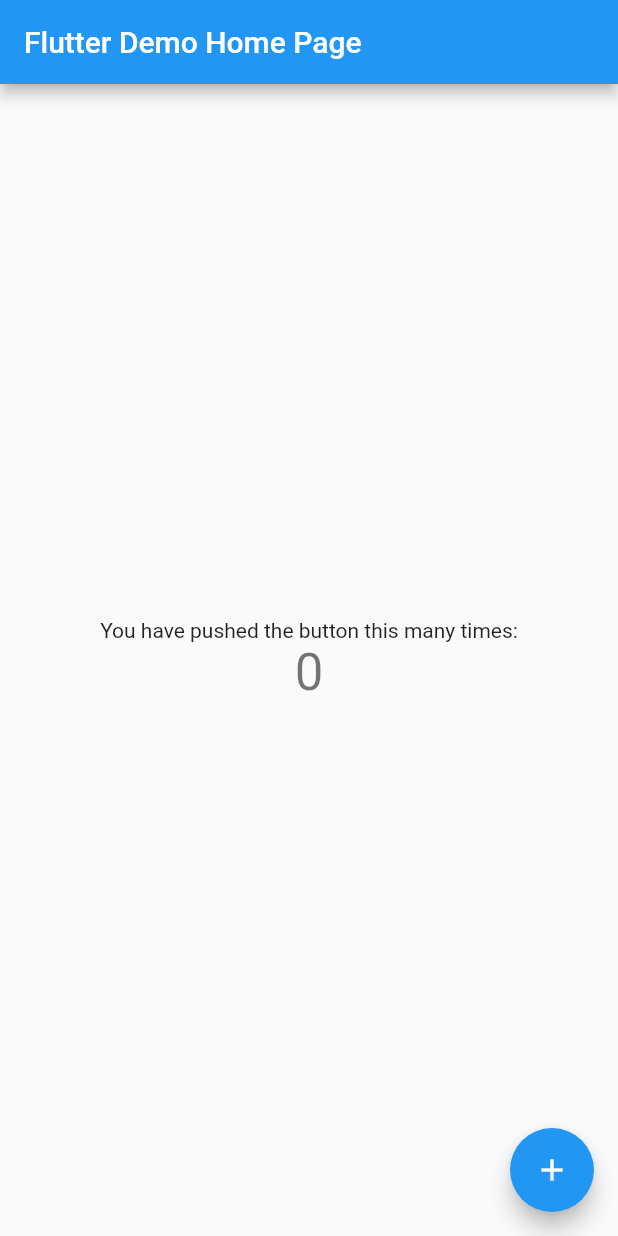
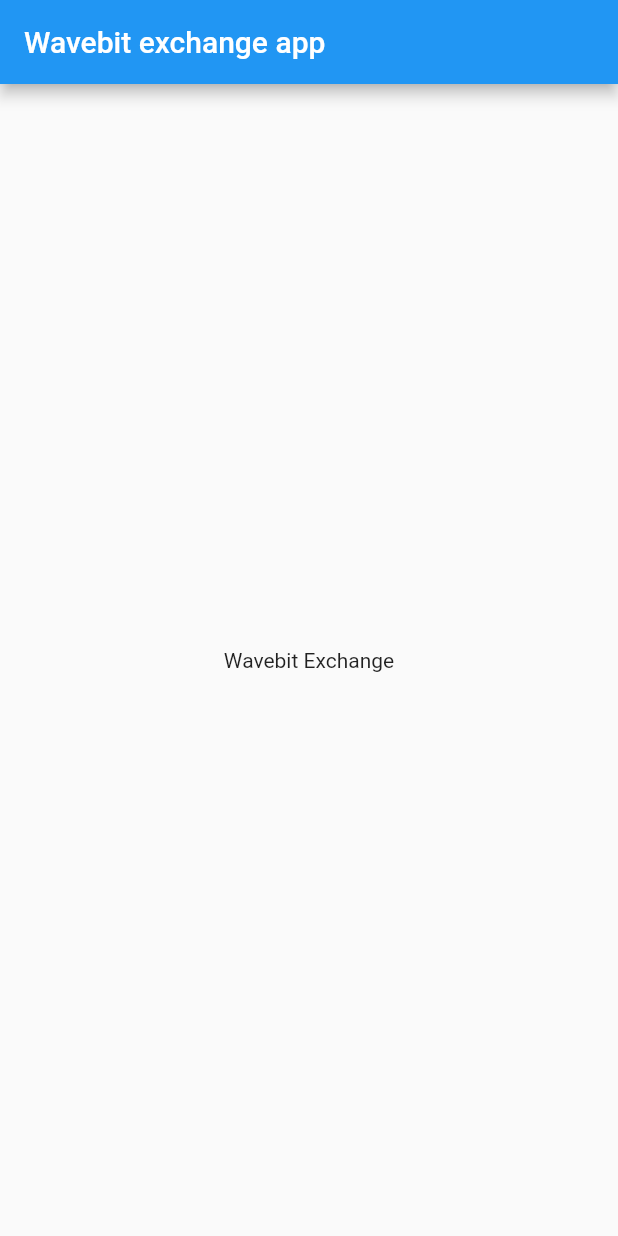
Before and after one commit to wavebitex/wavebit-mobile, a Flutter app: the screen it shows after launch, on a phone screen of 412 x 824 dp. Run offline on Flutter 3.47's test engine with Material 2 defaults, Android fonts, the phone set to English and light mode, and no system bars.

Commit message:
clear all counter implementation

```diff
--- a/wavebitex/lib/main.dart
+++ b/wavebitex/lib/main.dart
@@ -11,36 +11,18 @@
   @override
   Widget build(BuildContext context) {
     return MaterialApp(
-      title: 'Flutter Demo',
+      title: 'Wavebit Exchange',
       theme: ThemeData(
-        // This is the theme of your application.
-        //
-        // Try running your application with "flutter run". You'll see the
-        // application has a blue toolbar. Then, without quitting the app, try
-        // changing the primarySwatch below to Colors.green and then invoke
-        // "hot reload" (press "r" in the console where you ran "flutter run",
-        // or simply save your changes to "hot reload" in a Flutter IDE).
-        // Notice that the counter didn't reset back to zero; the application
-        // is not restarted.
+
         primarySwatch: Colors.blue,
       ),
-      home: const MyHomePage(title: 'Flutter Demo Home Page'),
+      home: const MyHomePage(title: 'Wavebit exchange app'),
     );
   }
 }
 
 class MyHomePage extends StatefulWidget {
   const MyHomePage({Key? key, required this.title}) : super(key: key);
-
-  // This widget is the home page of your application. It is stateful, meaning
-  // that it has a State object (defined below) that contains fields that affect
-  // how it looks.
-
-  // This class is the configuration for the state. It holds the values (in this
-  // case the title) provided by the parent (in this case the App widget) and
-  // used by the build method of the State. Fields in a Widget subclass are
-  // always marked "final".
-
   final String title;
 
   @override
@@ -48,68 +30,19 @@
 }
 
 class _MyHomePageState extends State<MyHomePage> {
-  int _counter = 0;
 
-  void _incrementCounter() {
-    setState(() {
-      // This call to setState tells the Flutter framework that something has
-      // changed in this State, which causes it to rerun the build method below
-      // so that the display can reflect the updated values. If we changed
-      // _counter without calling setState(), then the build method would not be
-      // called again, and so nothing would appear to happen.
-      _counter++;
-    });
-  }
 
   @override
   Widget build(BuildContext context) {
-    // This method is rerun every time setState is called, for instance as done
-    // by the _incrementCounter method above.
-    //
-    // The Flutter framework has been optimized to make rerunning build methods
-    // fast, so that you can just rebuild anything that needs updating rather
-    // than having to individually change instances of widgets.
+
     return Scaffold(
       appBar: AppBar(
-        // Here we take the value from the MyHomePage object that was created by
-        // the App.build method, and use it to set our appbar title.
         title: Text(widget.title),
       ),
-      body: Center(
-        // Center is a layout widget. It takes a single child and positions it
-        // in the middle of the parent.
-        child: Column(
-          // Column is also a layout widget. It takes a list of children and
-          // arranges them vertically. By default, it sizes itself to fit its
-          // children horizontally, and tries to be as tall as its parent.
-          //
-          // Invoke "debug painting" (press "p" in the console, choose the
-          // "Toggle Debug Paint" action from the Flutter Inspector in Android
-          // Studio, or the "Toggle Debug Paint" command in Visual Studio Code)
-          // to see the wireframe for each widget.
-          //
-          // Column has various properties to control how it sizes itself and
-          // how it positions its children. Here we use mainAxisAlignment to
-          // center the children vertically; the main axis here is the vertical
-          // axis because Columns are vertical (the cross axis would be
-          // horizontal).
-          mainAxisAlignment: MainAxisAlignment.center,
-          children: <Widget>[
-            const Text(
-              'You have pushed the button this many times:',
-            ),
-            Text(
-              '$_counter',
-              style: Theme.of(context).textTheme.headline4,
-            ),
-          ],
-        ),
+      body: const Center(
+        child:  Text('Wavebit Exchange')
       ),
-      floatingActionButton: FloatingActionButton(
-        onPressed: _incrementCounter,
-        tooltip: 'Increment',
-        child: const Icon(Icons.add),
-      ), // This trailing comma makes auto-formatting nicer for build methods.
+
     );
   }
 }
```
